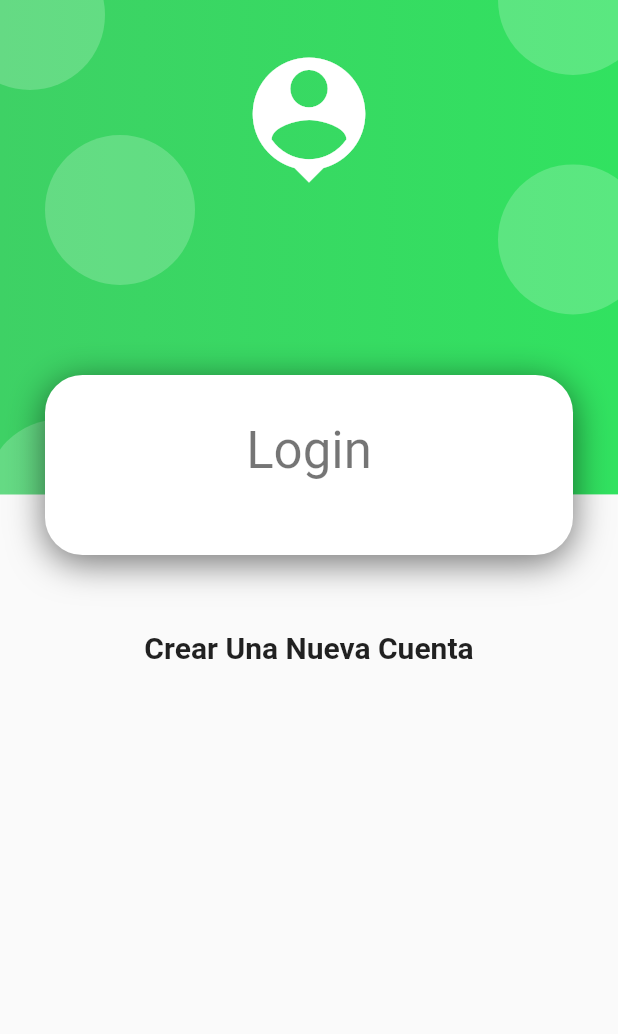
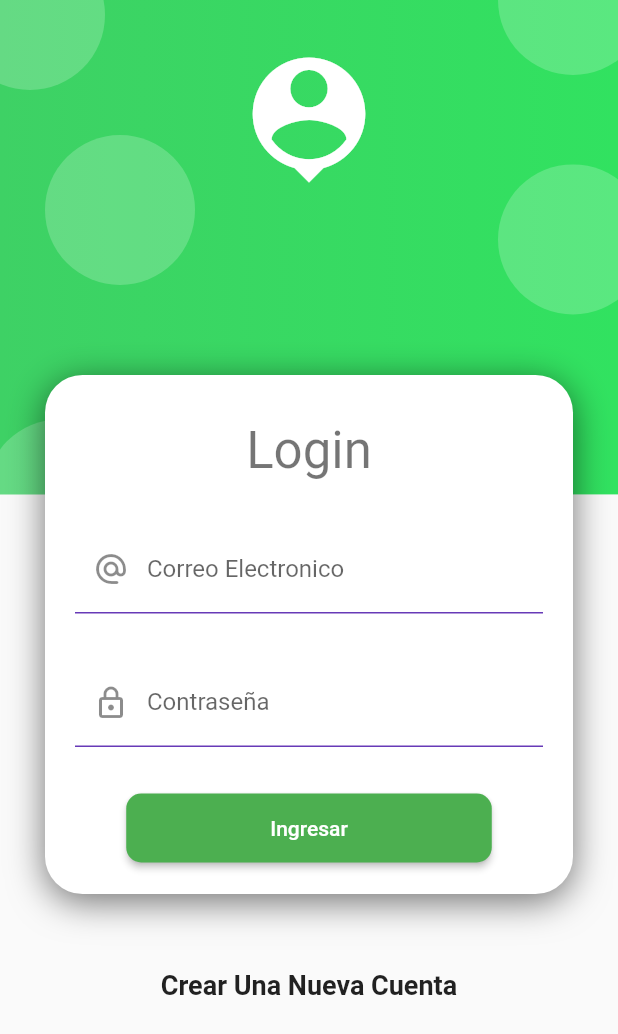
Before and after one commit to CodeGenius-Labs/Fet-on-Time, a Flutter app: the screen it shows after launch, on a phone screen of 412 x 824 dp. Shown: the top 1034 px of the screen. Run offline on Flutter 3.47's test engine with Material 2 defaults, Android fonts, the light colour scheme and no system bars.

Commit message:
login parte 3

```diff
--- a/lib/main.dart
+++ b/lib/main.dart
@@ -1,3 +1,4 @@
+import 'package:fetontime/screens/home.dart';
 import 'package:fetontime/screens/login.dart';
 import 'package:flutter/material.dart';
 
@@ -13,6 +14,7 @@ class MyApp extends StatelessWidget {
       title: 'Fet On Time',
       routes: {
         'login' : (_) => login(),
+        'home' : (_) => home(),
       },
       initialRoute: 'login',
     );
--- /dev/null
+++ b/lib/screens/home.dart
@@ -0,0 +1,10 @@
+import 'package:flutter/material.dart';
+
+class home extends StatelessWidget {
+  const home({super.key});
+
+  @override
+  Widget build(BuildContext context) {
+    return const Scaffold(body: Center(child: Text('Home')));
+  }
+}
--- a/lib/screens/login.dart
+++ b/lib/screens/login.dart
@@ -1,4 +1,8 @@
+// ignore: unused_import
+import 'package:fetontime/screens/home.dart';
+import 'package:fetontime/widgets/input_decoration.dart';
 import 'package:flutter/material.dart';
+
 //Marlon es puto
 class login extends StatelessWidget {
   const login({super.key});
@@ -8,7 +12,7 @@ class login extends StatelessWidget {
     final size = MediaQuery.of(context)
         .size; //este metodo se usa para que me devuelva el tamaño de la pantalla
     return Scaffold(
-      body: Container(
+      body: SizedBox(
         width: double
             .infinity, //double.inifinity quiere decir que se va a ocupar todo el ancho de extremo a extremo
         height: double.infinity,
@@ -20,8 +24,9 @@ class login extends StatelessWidget {
     );
   }
 
-  Column loginform(BuildContext context) {
-    return Column(
+  SingleChildScrollView loginform(BuildContext context) {
+    return SingleChildScrollView(
+      child: Column(
         children: [
           const SizedBox(height: 250),
           Container(
@@ -44,14 +49,75 @@ class login extends StatelessWidget {
                   Text('Login',
                       style: Theme.of(context).textTheme.headlineMedium),
                   const SizedBox(height: 30),
+                  Container(
+                    child: Form(
+                      autovalidateMode: AutovalidateMode.onUserInteraction,
+                      child: Column(
+                        children: [
+                          TextFormField(
+                            keyboardType: TextInputType.emailAddress,
+                            autocorrect:
+                                false, //esta propiedad es para que no sirve el autocorrector en este campo
+                            decoration: InputDecorations.inputDecoration(
+                                hintText: 'ejemplo@fet.edu.co',
+                                labelText: 'Correo Electronico',
+                                icono:
+                                    const Icon(Icons.alternate_email_rounded)),
+                            validator: (value) {
+                              String pattern =
+                                  r'^(([^<>()[\]\\.,;:\s@\"]+(\.[^<>()[\]\\.,;:\s@\"]+)*)|(\".+\"))@((\[[0-9]{1,3}\.[0-9]{1,3}\.[0-9]{1,3}\.[0-9]{1,3}\])|(([a-zA-Z\-0-9]+\.)+[a-zA-Z]{2,}))$';
+                              RegExp regExp = new RegExp(pattern);
+                              return regExp.hasMatch(value ?? '')
+                                  ? null
+                                  : 'El valor ingresado no es un correo'; //no entiendo esto asi que no me pregunte xd
+                            },
+                          ),
+                          const SizedBox(height: 30),
+                          TextFormField(
+                              autocorrect:
+                                  false, //esta propiedad es para que no sirve el autocorrector en este campo
+                              obscureText: true,
+                              decoration: InputDecorations.inputDecoration(
+                                  hintText: '********',
+                                  labelText: 'Contraseña',
+                                  icono: const Icon(Icons.lock_outlined)),
+                                  validator: (value) {
+                                    return (value != null && value.length >= 6)
+                                    ? null
+                                    : 'La contraseña esta mal';
+                                  },
+                                  ),
+                          const SizedBox(height: 30),
+                          MaterialButton(
+                            shape: RoundedRectangleBorder(
+                                borderRadius: BorderRadius.circular(10)),
+                            disabledColor: Colors.grey,
+                            color: Colors.green,
+                            child: Container(
+                              padding: const EdgeInsets.symmetric(
+                                  horizontal: 80, vertical: 15),
+                              child: const Text(
+                                'Ingresar',
+                                style: TextStyle(color: Colors.white),
+                              ),
+                            ),
+                            onPressed: () {
+                              Navigator.pushReplacementNamed(context, 'home');
+                            },
+                          ),
+                        ],
+                      ),
+                    ),
+                  )
                 ],
               )),
           const SizedBox(height: 50),
           const Text(
             'Crear Una Nueva Cuenta',
-          style: TextStyle(fontSize: 20, fontWeight: FontWeight.bold),
+            style: TextStyle(fontSize: 18, fontWeight: FontWeight.bold),
           )
         ],
+      ),
     );
   }
 
@@ -81,16 +147,35 @@ class login extends StatelessWidget {
       child: Stack(
         children: [
           // ignore: sort_child_properties_last
-          Positioned(child: burbuja(),top: 90,left: 30,),
+          Positioned(
+            child: burbuja(),
+            top: 90,
+            left: 30,
+          ),
           // ignore: sort_child_properties_last
-          Positioned(child: burbuja(),top: -40,left: -30,),
+          Positioned(
+            child: burbuja(),
+            top: -40,
+            left: -30,
+          ),
           // ignore: sort_child_properties_last
-          Positioned(child: burbuja(),top: -50,right: -20,),
+          Positioned(
+            child: burbuja(),
+            top: -50,
+            right: -20,
+          ),
           // ignore: sort_child_properties_last
-          Positioned(child: burbuja(),bottom: -50,left: -10,),
+          Positioned(
+            child: burbuja(),
+            bottom: -50,
+            left: -10,
+          ),
           // ignore: sort_child_properties_last
-          Positioned(child: burbuja(),bottom: 120,right: -20,),
-
+          Positioned(
+            child: burbuja(),
+            bottom: 120,
+            right: -20,
+          ),
         ],
       ),
     );
--- /dev/null
+++ b/lib/widgets/input_decoration.dart
@@ -0,0 +1,19 @@
+import 'package:flutter/material.dart';
+
+class InputDecorations {
+  static InputDecoration inputDecoration({
+    required String hintText,
+    required String labelText,
+    required Icon icono,
+  }) {
+    return InputDecoration(
+      enabledBorder: const UnderlineInputBorder(
+          borderSide: BorderSide(color: Colors.deepPurple)),
+      focusedBorder: const UnderlineInputBorder(
+          borderSide: BorderSide(color: Colors.deepPurple, width: 2)),
+      hintText: hintText,
+      labelText: labelText,
+      prefixIcon: icono,
+    );
+  }
+}
```
Lines whose indentation alone changed are shown as unchanged.
